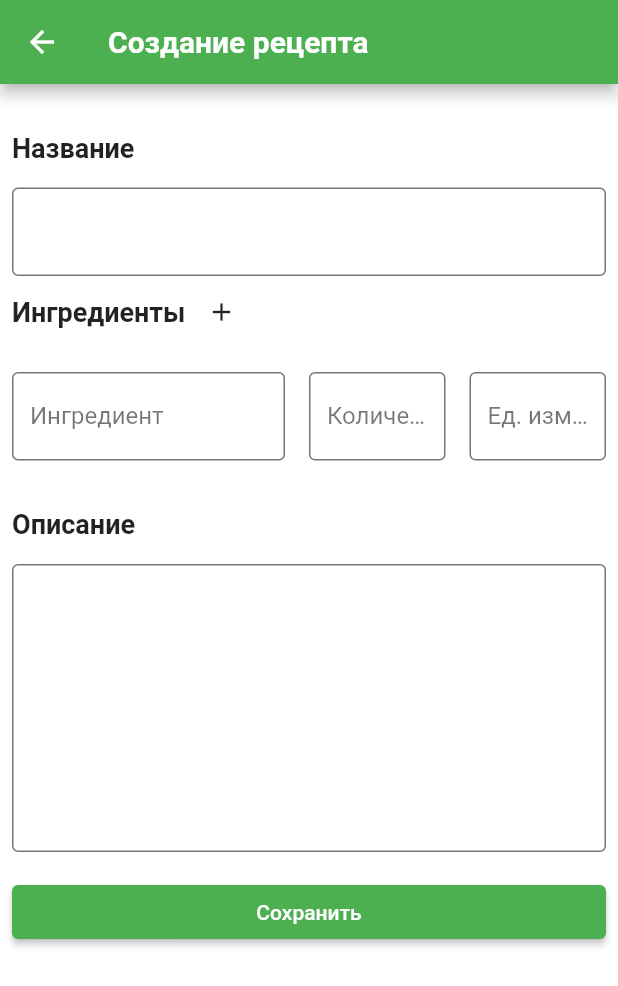
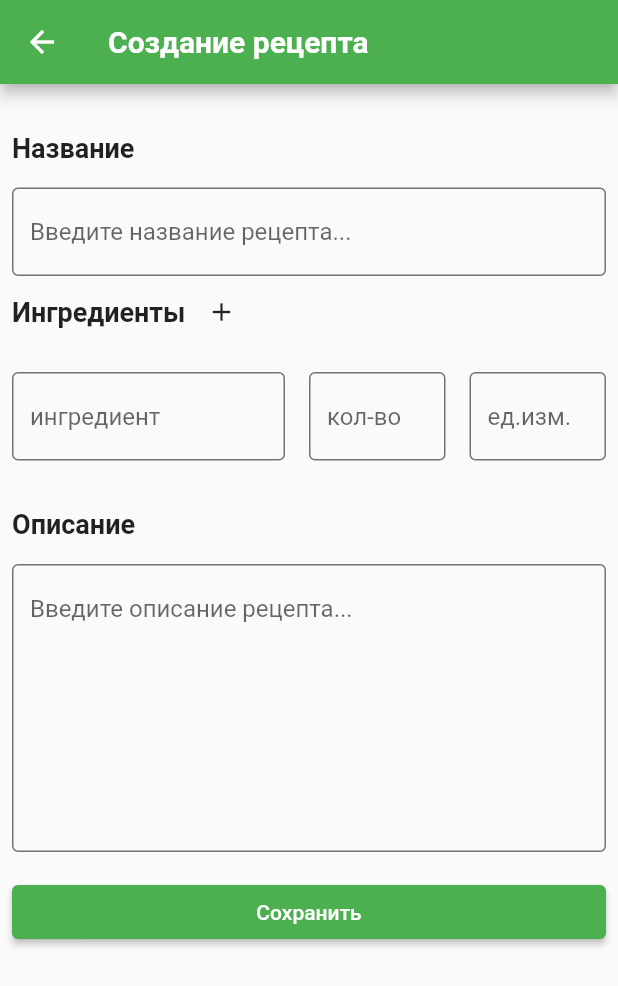
Before and after one commit to RiiikkiTikkiTavi/Cookbook, a Flutter app: the screen it shows after launch, after a tap on the "add" icon, on a phone screen of 412 x 824 dp. Shown: the top 986 px of the screen. Run offline on Flutter 3.47's test engine with Material 3 defaults, Android fonts, the phone set to English and light mode, and no system bars; our stand-ins replace bloc, dio, equatable, flutter_bloc, flutter_svg, get_it and 3 more; accounts and stored records are empty; generated files the repository leaves out were written again.

Commit message:
Исправлена ошибка замутнения экрана, убран label

```diff
--- /dev/null
+++ b/devtools_options.yaml
@@ -0,0 +1,3 @@
+description: This file stores settings for Dart & Flutter DevTools.
+documentation: https://docs.flutter.dev/tools/devtools/extensions#configure-extension-enablement-states
+extensions:
--- a/lib/features/bloc/recipe_bloc.dart
+++ b/lib/features/bloc/recipe_bloc.dart
@@ -16,7 +16,6 @@ class RecipeBloc extends Bloc<RecipeEvent, RecipeState> {
       try {
         await getAll(emit);
         event.completer?.complete();
-        GetIt.I<Talker>().debug('LoadAllRecipes');
       } catch (e, st) {
         emit(RecipeLoadingFailure(exception: e));
         event.completer?.completeError(e);
--- a/lib/features/recipe/widgets/ingredient_row.dart
+++ b/lib/features/recipe/widgets/ingredient_row.dart
@@ -22,8 +22,7 @@ class IngredientRow extends StatelessWidget {
           flex: 2,
           child: TextFieldWidget(
               controller: nameController,
-              hint: 'введите ингредиент',
-              label: 'Ингредиент',
+              hint: 'ингредиент',
               readOnly: isReadOnly),
         ),
         const SizedBox(width: 16),
@@ -31,7 +30,6 @@ class IngredientRow extends StatelessWidget {
           child: TextFieldWidget(
             controller: quantityController,
             hint: 'кол-во',
-            label: 'Количество',
             readOnly: isReadOnly,
           ),
         ),
@@ -40,7 +38,6 @@ class IngredientRow extends StatelessWidget {
           child: TextFieldWidget(
             controller: unitController,
             hint: 'ед.изм.',
-            label: 'Ед. измерения',
             readOnly: isReadOnly,
           ),
         ),
--- a/lib/features/recipe/widgets/text_field_widget.dart
+++ b/lib/features/recipe/widgets/text_field_widget.dart
@@ -1,4 +1,6 @@
 import 'package:flutter/material.dart';
+import 'package:get_it/get_it.dart';
+import 'package:talker_flutter/talker_flutter.dart';
 
 class TextFieldWidget extends StatelessWidget {
   final TextEditingController controller;
@@ -23,12 +25,11 @@ class TextFieldWidget extends StatelessWidget {
       readOnly: readOnly,
       decoration: InputDecoration(
         hintText: hint,
-        labelText: label,
-        labelStyle: const TextStyle(color: Colors.black54), // обычное состояние
-        floatingLabelStyle: TextStyle(
-          color: Colors
-              .black26, //readOnly ? Colors.black26 : Colors.green, // цвет при фокусе
-        ),
+        // labelText: label,
+        // labelStyle: const TextStyle(color: Colors.black54), // обычное состояние
+        // floatingLabelStyle: TextStyle(
+        //   color: readOnly ? Colors.black26 : Colors.green, // цвет при фокусе
+        // ),
         border: const OutlineInputBorder(),
         enabledBorder: OutlineInputBorder(
           borderSide: readOnly
--- a/lib/features/recipelist/view/recipe_list_screen.dart
+++ b/lib/features/recipelist/view/recipe_list_screen.dart
@@ -72,7 +72,6 @@ class _RecipeListScreenState extends State<RecipeListScreen> {
                   ),
                 );
               } else {
-                GetIt.I<Talker>().debug('ListView.separated');
                 return ListView.separated(
                     itemCount: state.recipeList.length,
                     separatorBuilder: (context, i) => const Divider(),
@@ -86,7 +85,7 @@ class _RecipeListScreenState extends State<RecipeListScreen> {
               return const ErrorWidget();
             }
             return const Center(
-              child: Text('wait'), //CircularProgressIndicator(),
+              child: CircularProgressIndicator(),
             );
           },
         ),
--- a/lib/features/recipelist/widgets/recipe_tile.dart
+++ b/lib/features/recipelist/widgets/recipe_tile.dart
@@ -29,11 +29,11 @@ class RecipeTile extends StatelessWidget {
             "30 мин",
             style: theme.textTheme.labelSmall,
           ),
-          trailing: SvgPicture.asset(
+          /* trailing: SvgPicture.asset(
             AppImages.cook,
             height: 25,
             width: 25,
-          ),
+          ),*/
           onTap: () async {
             final shouldRefresh = await Navigator.of(context).pushNamed(
               '/recipe',
--- a/lib/theme/theme.dart
+++ b/lib/theme/theme.dart
@@ -3,7 +3,7 @@ import 'package:flutter/material.dart';
 final lightTheme = ThemeData(
   useMaterial3: false,
   primarySwatch: Colors.green,
-  scaffoldBackgroundColor: Colors.white54,
+  //scaffoldBackgroundColor: Colors.white54,
   dividerColor: Colors.black26,
   listTileTheme: const ListTileThemeData(iconColor: Colors.amber),
   appBarTheme: const AppBarTheme(
```
